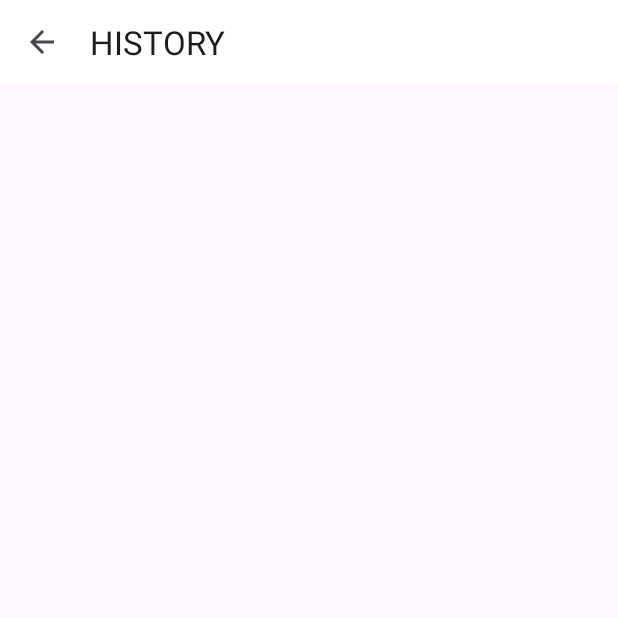
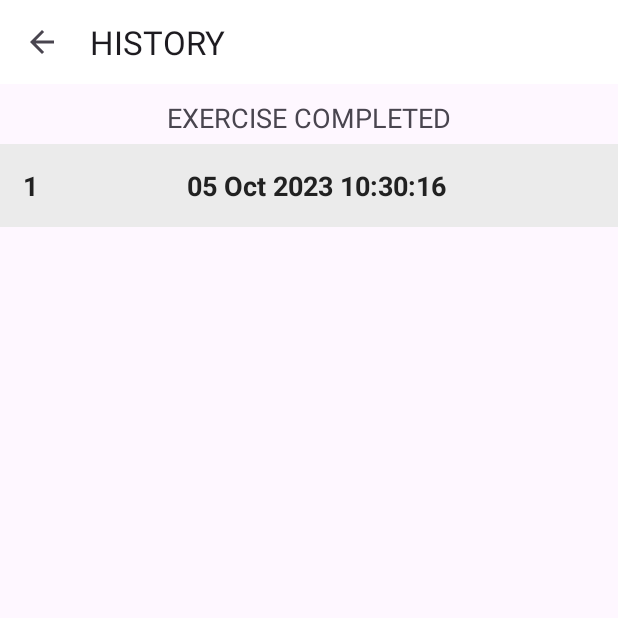
Before and after one commit to milanjokic11/7MinuteWorkout, an Android app: the HistoryActivity screen opened directly, with no data from a screen before it, on a phone screen of 412 x 824 dp, the top half of it. Before the commit the part shown is almost empty. Run offline under Robolectric (Android 15) with nearby library versions, the phone set to English and light mode, and no system bars; our stand-ins replace Room's generated code.

Commit message:
finished 7MinuteWorkoutApp
Room database now displaying history of workouts performed.

```diff
--- a/app/build.gradle.kts
+++ b/app/build.gradle.kts
@@ -1,6 +1,7 @@
 plugins {
     id("com.android.application")
-    id("org.jetbrains.kotlin.android")
+    id("kotlin-android")
+    id("com.google.devtools.ksp") version "1.9.10-1.0.13"
 }
 
 android {
@@ -41,6 +42,11 @@ android {
 
 dependencies {
 
+    ksp("androidx.room:room-compiler:2.5.2")
+    implementation("androidx.room:room-runtime:2.5.2")
+    implementation("androidx.room:room-ktx:2.5.2")
+    implementation("androidx.activity:activity-ktx:1.7.2")
+
     implementation("androidx.core:core-ktx:1.9.0")
     implementation("androidx.appcompat:appcompat:1.6.1")
     implementation("com.google.android.material:material:1.9.0")
--- a/app/src/main/AndroidManifest.xml
+++ b/app/src/main/AndroidManifest.xml
@@ -9,6 +9,7 @@
     </queries>
 
     <application
+        android:name=".WorkoutApp"
         android:allowBackup="true"
         android:dataExtractionRules="@xml/data_extraction_rules"
         android:fullBackupContent="@xml/backup_rules"
--- a/app/src/main/java/eu/tutorials/a7minuteworkout/FinishActivity.kt
+++ b/app/src/main/java/eu/tutorials/a7minuteworkout/FinishActivity.kt
@@ -2,7 +2,14 @@ package eu.tutorials.a7minuteworkout
 
 import androidx.appcompat.app.AppCompatActivity
 import android.os.Bundle
+import android.util.Log
+import androidx.lifecycle.lifecycleScope
 import eu.tutorials.a7minuteworkout.databinding.ActivityFinishBinding
+import eu.tutorials.a7minuteworkout.databinding.ActivityExerciseBinding
+import kotlinx.coroutines.launch
+import java.text.SimpleDateFormat
+import java.util.Calendar
+import java.util.Locale
 
 class FinishActivity : AppCompatActivity() {
 
@@ -27,5 +34,24 @@ class FinishActivity : AppCompatActivity() {
             finish()
         }
 
+        val dao = (application as WorkoutApp).db.historyDao()
+        addDateToDB(dao)
+
     }
+
+    private fun addDateToDB(historyDao: HistoryDao) {
+        val c = Calendar.getInstance()
+        val dateTime = c.time
+//        Log.e("date: ", "" + dateTime)
+
+        val sdf = SimpleDateFormat("dd MMM yyyy HH:mm:ss", Locale.getDefault())
+        val date = sdf.format(dateTime)
+//        Log.e("formatted date: ", "" + date)
+
+        lifecycleScope.launch {
+            historyDao.insert(HistoryEntity(date))
+//            Log.e("date: ", "added...")
+        }
+    }
+
 }
--- a/app/src/main/java/eu/tutorials/a7minuteworkout/HistoryActivity.kt
+++ b/app/src/main/java/eu/tutorials/a7minuteworkout/HistoryActivity.kt
@@ -2,8 +2,14 @@ package eu.tutorials.a7minuteworkout
 
 import androidx.appcompat.app.AppCompatActivity
 import android.os.Bundle
+import android.util.Log
+import android.view.View
+import androidx.lifecycle.lifecycleScope
+import androidx.recyclerview.widget.LinearLayoutManager
 import eu.tutorials.a7minuteworkout.databinding.ActivityBmiBinding
 import eu.tutorials.a7minuteworkout.databinding.ActivityHistoryBinding
+import kotlinx.coroutines.flow.collect
+import kotlinx.coroutines.launch
 
 class HistoryActivity : AppCompatActivity() {
 
@@ -23,5 +29,37 @@ class HistoryActivity : AppCompatActivity() {
         binding?.historyToolbar?.setNavigationOnClickListener {
             onBackPressed()
         }
+
+        val dao = (application as WorkoutApp).db.historyDao()
+        getAllCompletedDates(dao)
+    }
+
+    private fun getAllCompletedDates(historyDao: HistoryDao) {
+        lifecycleScope.launch {
+            historyDao.getAllDates().collect() {allCompletedDatesList ->
+                if (allCompletedDatesList.isNotEmpty()) {
+                    binding?.tvHistory?.visibility = View.VISIBLE
+                    binding?.rvHistory?.visibility = View.VISIBLE
+                    binding?.tvNoDataAvailable?.visibility = View.INVISIBLE
+
+                    binding?.rvHistory?.layoutManager = LinearLayoutManager(this@HistoryActivity)
+                    val dates = ArrayList<String>()
+                    for (date in allCompletedDatesList) {
+                        dates.add(date.date)
+                    }
+                    val historyAdapter = HistoryAdapter(dates)
+                    binding?.rvHistory?.adapter = historyAdapter
+                } else {
+                    binding?.tvHistory?.visibility = View.INVISIBLE
+                    binding?.rvHistory?.visibility = View.INVISIBLE
+                    binding?.tvNoDataAvailable?.visibility = View.VISIBLE
+                }
+            }
+        }
+    }
+
+    override fun onDestroy() {
+        super.onDestroy()
+        binding = null
     }
 }
--- /dev/null
+++ b/app/src/main/java/eu/tutorials/a7minuteworkout/HistoryAdapter.kt
@@ -0,0 +1,36 @@
+package eu.tutorials.a7minuteworkout
+
+import android.graphics.Color
+import android.view.LayoutInflater
+import android.view.ViewGroup
+import androidx.core.content.ContextCompat
+import androidx.recyclerview.widget.RecyclerView
+import eu.tutorials.a7minuteworkout.databinding.ItemHistoryRowBinding
+
+class HistoryAdapter(private val items: ArrayList<String>): RecyclerView.Adapter<HistoryAdapter.ViewHolder>() {
+    class ViewHolder(binding: ItemHistoryRowBinding): RecyclerView.ViewHolder(binding.root) {
+        val llHistoryItem = binding.llHistoryItem
+        val tvItem = binding.tvItem
+        val tvPosition = binding.tvPosition
+    }
+
+    override fun onCreateViewHolder(parent: ViewGroup, viewType: Int): ViewHolder {
+        return ViewHolder(ItemHistoryRowBinding.inflate(LayoutInflater.from(parent.context), parent, false))
+    }
+
+    override fun getItemCount(): Int {
+        return items.size
+    }
+
+    override fun onBindViewHolder(holder: ViewHolder, position: Int) {
+        val date: String = items.get(position)
+        holder.tvPosition.text = (position + 1).toString()
+        holder.tvItem.text = date
+
+        if (position % 2 == 0) {
+            holder.llHistoryItem.setBackgroundColor(Color.parseColor("#EBEBEB"))
+        } else {
+            holder.llHistoryItem.setBackgroundColor(Color.parseColor("#FFFFFF"))
+        }
+    }
+}
--- /dev/null
+++ b/app/src/main/java/eu/tutorials/a7minuteworkout/HistoryDB.kt
@@ -0,0 +1,28 @@
+package eu.tutorials.a7minuteworkout
+
+import android.content.Context
+import androidx.room.Database
+import androidx.room.Room
+import androidx.room.RoomDatabase
+
+@Database(entities = [HistoryEntity::class], version = 1)
+abstract class HistoryDB:RoomDatabase() {
+
+    abstract fun historyDao(): HistoryDao
+
+    companion object {
+        @Volatile
+        private var INSTANCE: HistoryDB? = null
+
+        fun getInstance(context: Context): HistoryDB {
+            synchronized(this) {
+                var instance = INSTANCE
+                if (instance == null) {
+                    instance = Room.databaseBuilder(context.applicationContext, HistoryDB::class.java, "history_database").fallbackToDestructiveMigration().build()
+                    INSTANCE = instance
+                }
+                return instance
+            }
+        }
+    }
+}
--- /dev/null
+++ b/app/src/main/java/eu/tutorials/a7minuteworkout/HistoryDao.kt
@@ -0,0 +1,15 @@
+package eu.tutorials.a7minuteworkout
+
+import androidx.room.Dao
+import androidx.room.Insert
+import androidx.room.Query
+import kotlinx.coroutines.flow.Flow
+
+@Dao
+interface HistoryDao {
+    @Insert
+    suspend fun insert(historyEntity: HistoryEntity)
+
+    @Query ("select * from `history-table`")
+    fun getAllDates(): Flow<List<HistoryEntity>>
+}
--- /dev/null
+++ b/app/src/main/java/eu/tutorials/a7minuteworkout/HistoryEntity.kt
@@ -0,0 +1,10 @@
+package eu.tutorials.a7minuteworkout
+
+import androidx.room.Entity
+import androidx.room.PrimaryKey
+
+@Entity (tableName = "history-table")
+data class HistoryEntity(
+    @PrimaryKey
+    val date: String
+)
--- /dev/null
+++ b/app/src/main/java/eu/tutorials/a7minuteworkout/WorkoutApp.kt
@@ -0,0 +1,9 @@
+package eu.tutorials.a7minuteworkout
+
+import android.app.Application
+
+class WorkoutApp: Application() {
+    val db: HistoryDB by lazy {
+        HistoryDB.getInstance(this)
+    }
+}
--- a/app/src/main/res/layout/activity_history.xml
+++ b/app/src/main/res/layout/activity_history.xml
@@ -13,5 +13,39 @@
         android:layout_height="?android:attr/actionBarSize"
         android:background="#FFFFFF" />
 
+    <TextView
+        app:layout_constraintTop_toBottomOf="@id/history_toolbar"
+        android:id="@+id/tvHistory"
+        android:layout_width="match_parent"
+        android:layout_height="wrap_content"
+        android:layout_margin="10dp"
+        android:gravity="center"
+        android:text="EXERCISE COMPLETED"
+        android:textSize="18sp"
+        android:visibility="gone"
+        tools:visibility="visible" />
+
+    <androidx.recyclerview.widget.RecyclerView
+        app:layout_constraintTop_toBottomOf="@id/tvHistory"
+        android:id="@+id/rvHistory"
+        android:layout_width="match_parent"
+        android:layout_height="wrap_content"
+        android:layout_marginTop="5dp"
+        android:visibility="gone"
+        tools:visibility="visible" />
+
+    <TextView
+        app:layout_constraintTop_toBottomOf="@id/history_toolbar"
+        app:layout_constraintBottom_toBottomOf="parent"
+        android:id="@+id/tvNoDataAvailable"
+        android:layout_width="match_parent"
+        android:layout_height="wrap_content"
+        android:gravity="center"
+        android:text="NO DATA AVAILABLE"
+        android:textColor="#212121"
+        android:textSize="18sp"
+        android:visibility="gone"
+        tools:visibility="visible" />
+
 
 </androidx.constraintlayout.widget.ConstraintLayout>
--- /dev/null
+++ b/app/src/main/res/layout/item_history_row.xml
@@ -0,0 +1,32 @@
+<?xml version="1.0" encoding="utf-8"?>
+<LinearLayout xmlns:android="http://schemas.android.com/apk/res/android"
+    xmlns:tools="http://schemas.android.com/tools"
+    android:id="@+id/ll_history_item"
+    android:layout_width="match_parent"
+    android:layout_height="wrap_content"
+    android:background="#EBEBEB"
+    android:orientation="horizontal"
+    android:padding="15dp">
+
+    <TextView
+        android:id="@+id/tvPosition"
+        android:layout_width="wrap_content"
+        android:layout_height="wrap_content"
+        android:gravity="center"
+        android:textColor="#212121"
+        android:textSize="18sp"
+        android:textStyle="bold"
+        tools:text="1"/>
+
+    <TextView
+        android:id="@+id/tvItem"
+        android:layout_width="wrap_content"
+        android:layout_height="wrap_content"
+        android:layout_weight="1"
+        android:gravity="center"
+        android:textColor="#212121"
+        android:textSize="18sp"
+        android:textStyle="bold"
+        tools:text="DATE"/>
+
+</LinearLayout>
```
